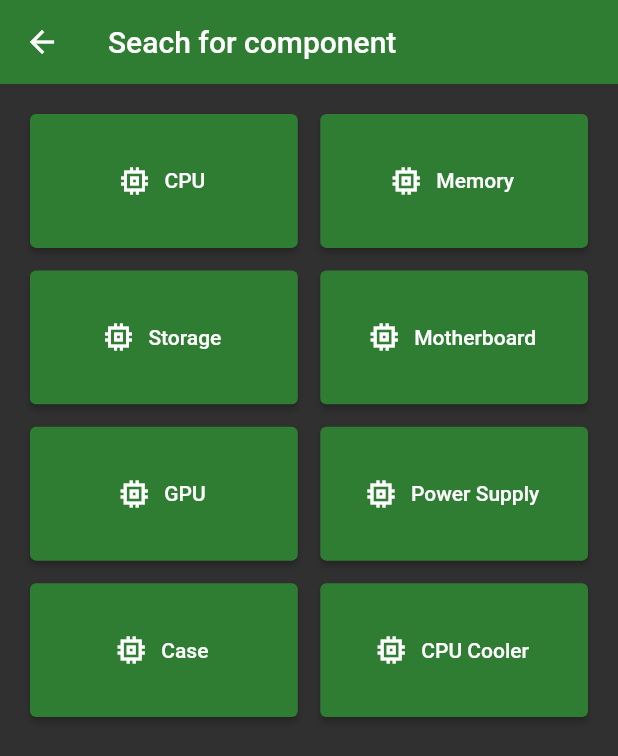
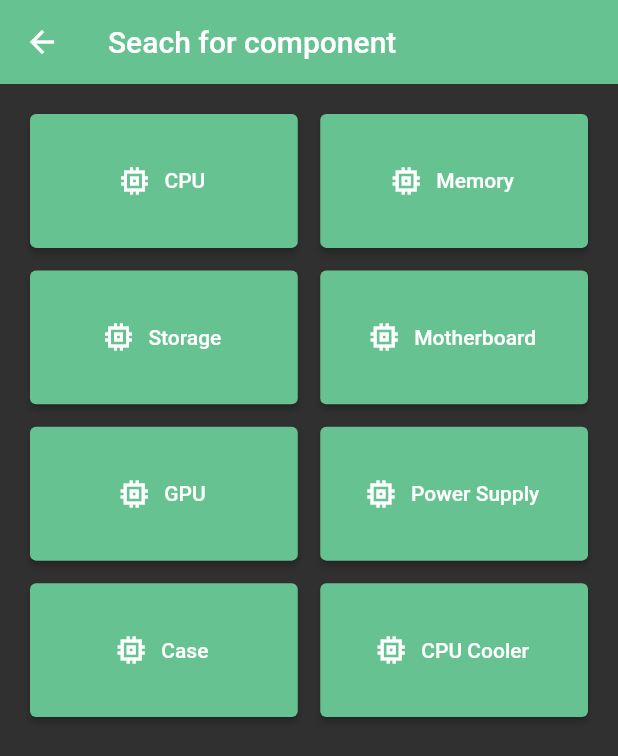
Before and after one commit to gcisneros310/QuickPC, a Flutter app: the screen it shows after launch, after a tap on "Search For Parts", on a phone screen of 412 x 824 dp. Shown: the top 756 px of the screen. Run offline on Flutter 3.47's test engine with Material 2 defaults, Android fonts, the phone set to English and light mode, and no system bars.

```diff
--- a/lib/pages/home.dart
+++ b/lib/pages/home.dart
@@ -6,6 +6,9 @@ class Home extends StatefulWidget {
 }
 
 class _HomeState extends State<Home> {
+
+  final Color logoColor = Color(0xff66c290);
+
   @override
   Widget build(BuildContext context) {
 
@@ -14,7 +17,7 @@ class _HomeState extends State<Home> {
     return Scaffold(
       backgroundColor: Colors.grey[850],
       appBar: AppBar(
-        backgroundColor: Colors.green[800],
+        backgroundColor: logoColor,
         title: Text(title),
       ),
 
@@ -36,7 +39,7 @@ class _HomeState extends State<Home> {
             icon: Icon(Icons.search),
             label: Text('Search For Parts'),
             style: ElevatedButton.styleFrom(
-              primary: Colors.green[800]
+              primary: logoColor
             )
           ),
 
@@ -48,7 +51,7 @@ class _HomeState extends State<Home> {
             icon: Icon(Icons.build),
             label: Text('Build PC'),
             style: ElevatedButton.styleFrom(
-                primary: Colors.green[800]
+                primary: logoColor
             )
           ),
 
@@ -60,7 +63,7 @@ class _HomeState extends State<Home> {
             icon: Icon(Icons.desktop_windows_rounded),
             label: Text('Suggest PC'),
             style: ElevatedButton.styleFrom(
-                primary: Colors.green[800]
+                primary: logoColor
             )
           ),
 
@@ -72,7 +75,7 @@ class _HomeState extends State<Home> {
             icon: Icon(Icons.file_copy_outlined),
             label: Text('Build Guides'),
             style: ElevatedButton.styleFrom(
-                primary: Colors.green[800]
+                primary: logoColor
             )
           ),
 
@@ -84,7 +87,7 @@ class _HomeState extends State<Home> {
             icon: Icon(Icons.account_circle_outlined),
             label: Text('Account'),
             style: ElevatedButton.styleFrom(
-                primary: Colors.green[800]
+                primary: logoColor
             )
           ),
 
@@ -96,7 +99,7 @@ class _HomeState extends State<Home> {
             icon: Icon(Icons.email_outlined),
             label: Text('Contact Us'),
             style: ElevatedButton.styleFrom(
-                primary: Colors.green[800]
+                primary: logoColor
             )
           ),
 
@@ -108,7 +111,7 @@ class _HomeState extends State<Home> {
             icon: Icon(Icons.info_outline),
             label: Text('About Us'),
             style: ElevatedButton.styleFrom(
-                primary: Colors.green[800]
+                primary: logoColor
             )
           ),
         ]
--- a/lib/pages/pick_search.dart
+++ b/lib/pages/pick_search.dart
@@ -6,6 +6,8 @@ class PickSearch extends StatefulWidget {
 }
 
 class _PickSearchState extends State<PickSearch> {
+
+  final Color logoColor = Color(0xff66c290);
 
   @override
   void initState() {
@@ -18,7 +20,7 @@ class _PickSearchState extends State<PickSearch> {
     return Scaffold(
       backgroundColor: Colors.grey[850],
       appBar: AppBar(
-        backgroundColor: Colors.green[800],
+        backgroundColor: logoColor,
         title: Text('Seach for component'),
           elevation: 0,
       ),
@@ -39,7 +41,7 @@ class _PickSearchState extends State<PickSearch> {
               icon: Icon(Icons.memory_sharp),
               label: Text('CPU'),
               style: ElevatedButton.styleFrom(
-                  primary: Colors.green[800]
+                  primary: logoColor
               )
             ),
 
@@ -51,7 +53,7 @@ class _PickSearchState extends State<PickSearch> {
                 icon: Icon(Icons.memory_sharp),
                 label: Text('Memory'),
                 style: ElevatedButton.styleFrom(
-                    primary: Colors.green[800]
+                    primary: logoColor
                 )
             ),
 
@@ -63,7 +65,7 @@ class _PickSearchState extends State<PickSearch> {
                 icon: Icon(Icons.memory_sharp),
                 label: Text('Storage'),
                 style: ElevatedButton.styleFrom(
-                    primary: Colors.green[800]
+                    primary: logoColor
                 )
             ),
 
@@ -75,7 +77,7 @@ class _PickSearchState extends State<PickSearch> {
                 icon: Icon(Icons.memory_sharp),
                 label: Text('Motherboard'),
                 style: ElevatedButton.styleFrom(
-                    primary: Colors.green[800]
+                    primary: logoColor
                 )
             ),
 
@@ -87,7 +89,7 @@ class _PickSearchState extends State<PickSearch> {
                 icon: Icon(Icons.memory_sharp),
                 label: Text('GPU'),
                 style: ElevatedButton.styleFrom(
-                    primary: Colors.green[800]
+                    primary: logoColor
                 )
             ),
 
@@ -99,7 +101,7 @@ class _PickSearchState extends State<PickSearch> {
                 icon: Icon(Icons.memory_sharp),
                 label: Text('Power Supply'),
                 style: ElevatedButton.styleFrom(
-                    primary: Colors.green[800]
+                    primary: logoColor
                 )
             ),
 
@@ -111,7 +113,7 @@ class _PickSearchState extends State<PickSearch> {
                 icon: Icon(Icons.memory_sharp),
                 label: Text('Case'),
                 style: ElevatedButton.styleFrom(
-                    primary: Colors.green[800]
+                    primary: logoColor
                 )
             ),
 
@@ -123,7 +125,7 @@ class _PickSearchState extends State<PickSearch> {
                 icon: Icon(Icons.memory_sharp),
                 label: Text('CPU Cooler'),
                 style: ElevatedButton.styleFrom(
-                    primary: Colors.green[800]
+                    primary: logoColor
                 )
             ),
 
--- /dev/null
+++ b/lib/pages/search_list.dart
@@ -0,0 +1,12 @@
+import 'package:flutter/material.dart';
+class SearchList extends StatefulWidget {
+  @override
+  _SearchListState createState() => _SearchListState();
+}
+
+class _SearchListState extends State<SearchList> {
+  @override
+  Widget build(BuildContext context) {
+    return Container();
+  }
+}
```
Also changed, not shown: lib/pages/part_info.dart (added), 1 other file.
